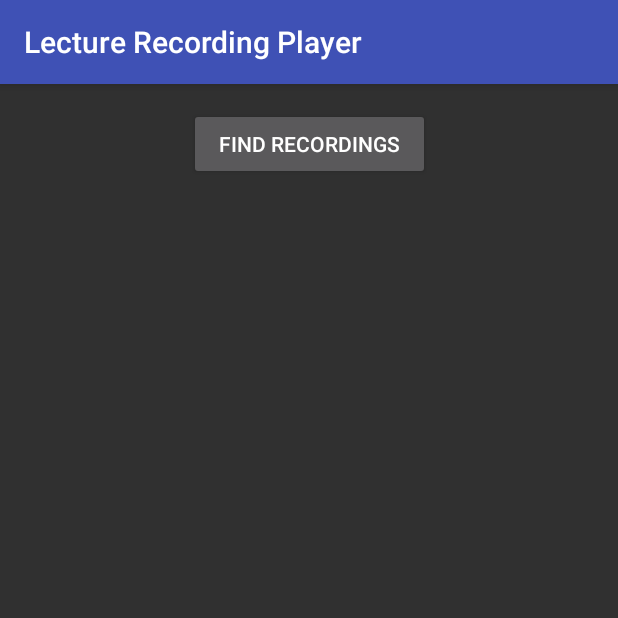
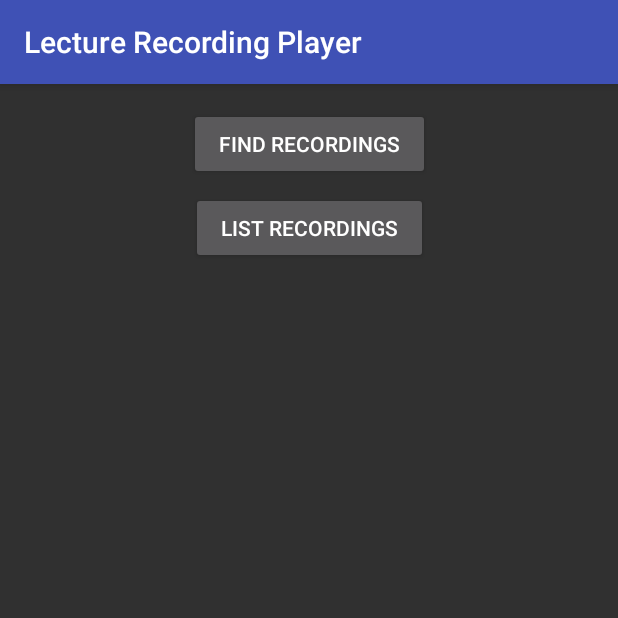
Before and after one commit to encryptededdy/LectureRecordingPlayer, an Android app: the screen it shows after launch (MainActivity), on a phone screen of 412 x 824 dp, the top half of it. Run offline under Robolectric (Android 15) with nearby library versions, the phone set to English and light mode, and no system bars.

Commit message:
Added Recording storage, listing

```diff
--- a/app/src/main/AndroidManifest.xml
+++ b/app/src/main/AndroidManifest.xml
@@ -3,6 +3,7 @@
     package="nz.zhang.lecturerecordingplayer">
 
     <uses-permission android:name="android.permission.INTERNET" />
+
     <application
         android:allowBackup="true"
         android:icon="@mipmap/ic_launcher"
@@ -25,6 +26,7 @@
                 android:name="android.support.PARENT_ACTIVITY"
                 android:value="nz.zhang.lecturerecordingplayer.MainActivity" />
         </activity>
+        <activity android:name=".RecordingList"></activity>
     </application>
 
 </manifest>
--- a/app/src/main/java/nz/zhang/lecturerecordingplayer/MainActivity.kt
+++ b/app/src/main/java/nz/zhang/lecturerecordingplayer/MainActivity.kt
@@ -6,6 +6,7 @@ import android.os.Bundle
 import android.view.View
 import android.widget.Toast
 import kotlinx.android.synthetic.main.activity_main.*
+import nz.zhang.lecturerecordingplayer.recordings.Recording
 
 class MainActivity : AppCompatActivity() {
 
@@ -18,4 +19,9 @@ class MainActivity : AppCompatActivity() {
         val canvasIntent = Intent(this, CanvasBrowser::class.java)
         startActivity(canvasIntent)
     }
+
+    fun showRecordingList(view: View) {
+        val recordingIntent = Intent(this, RecordingList::class.java)
+        startActivity(recordingIntent)
+    }
 }
--- /dev/null
+++ b/app/src/main/java/nz/zhang/lecturerecordingplayer/recordings/RecordingStore.kt
@@ -0,0 +1,5 @@
+package nz.zhang.lecturerecordingplayer.recordings
+
+object RecordingStore {
+    var recordings: ArrayList<Recording> = ArrayList()
+}
--- a/app/src/main/res/layout/activity_canvas_browser.xml
+++ b/app/src/main/res/layout/activity_canvas_browser.xml
@@ -14,7 +14,8 @@
         android:layout_marginEnd="16dp"
         android:clickable="true"
         android:onClick="readSource"
-        android:src="@drawable/ic_open_in_new_white_24dp"
+        android:src="@drawable/ic_find_in_page_black_24dp"
+        android:tint="@android:color/white"
         app:backgroundTint="@color/colorPrimary"
         app:fabSize="normal"
         app:layout_constraintBottom_toBottomOf="parent"
--- a/app/src/main/res/layout/activity_main.xml
+++ b/app/src/main/res/layout/activity_main.xml
@@ -21,4 +21,21 @@
         app:layout_constraintEnd_toEndOf="parent"
         app:layout_constraintStart_toStartOf="parent"
         app:layout_constraintTop_toTopOf="parent" />
+
+    <Button
+        android:id="@+id/listRecordingsBtn"
+        style="@style/Widget.AppCompat.Button"
+        android:layout_width="wrap_content"
+        android:layout_height="wrap_content"
+        android:layout_marginEnd="8dp"
+        android:layout_marginStart="8dp"
+        android:layout_marginTop="8dp"
+        android:onClick="showRecordingList"
+        android:paddingLeft="20dp"
+        android:paddingRight="20dp"
+        android:text="@string/list_recordings"
+        app:layout_constraintEnd_toEndOf="parent"
+        app:layout_constraintHorizontal_bias="0.502"
+        app:layout_constraintStart_toStartOf="parent"
+        app:layout_constraintTop_toBottomOf="@+id/findRecordingsBtn" />
 </android.support.constraint.ConstraintLayout>
--- a/app/src/main/res/values/strings.xml
+++ b/app/src/main/res/values/strings.xml
@@ -2,4 +2,5 @@
     <string name="app_name">Lecture Recording Player</string>
     <string name="find_recordings">Find recordings</string>
     <string name="title_activity_canvas_browser">CanvasBrowser</string>
+    <string name="list_recordings">List Recordings</string>
 </resources>
```
Also changed, not shown: app/src/main/java/nz/zhang/lecturerecordingplayer/CanvasBrowser.kt (+12 -1 lines), app/src/main/java/nz/zhang/lecturerecordingplayer/RecordingList.kt (added, +22 -0 lines), app/src/main/java/nz/zhang/lecturerecordingplayer/recordings/Recording.kt (added, +38 -0 lines), app/src/main/res/drawable/ic_find_in_page_black_24dp.xml (added, +9 -0 lines), app/src/main/res/layout/activity_recording_list.xml (added, +16 -0 lines), 2 other files.
